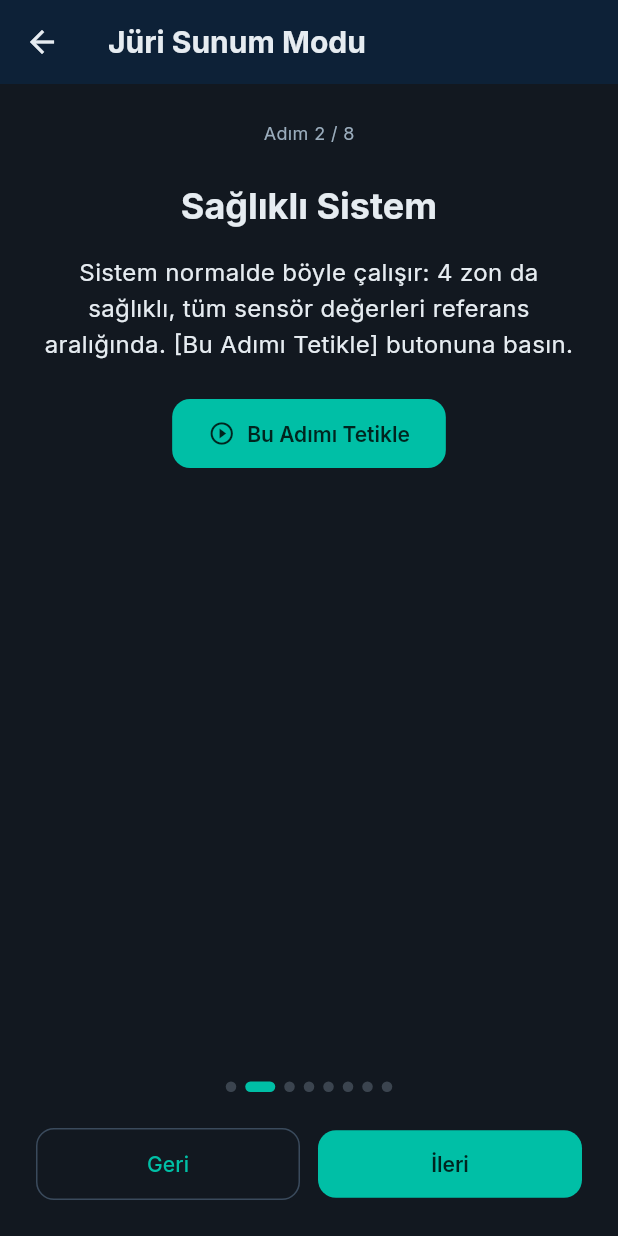
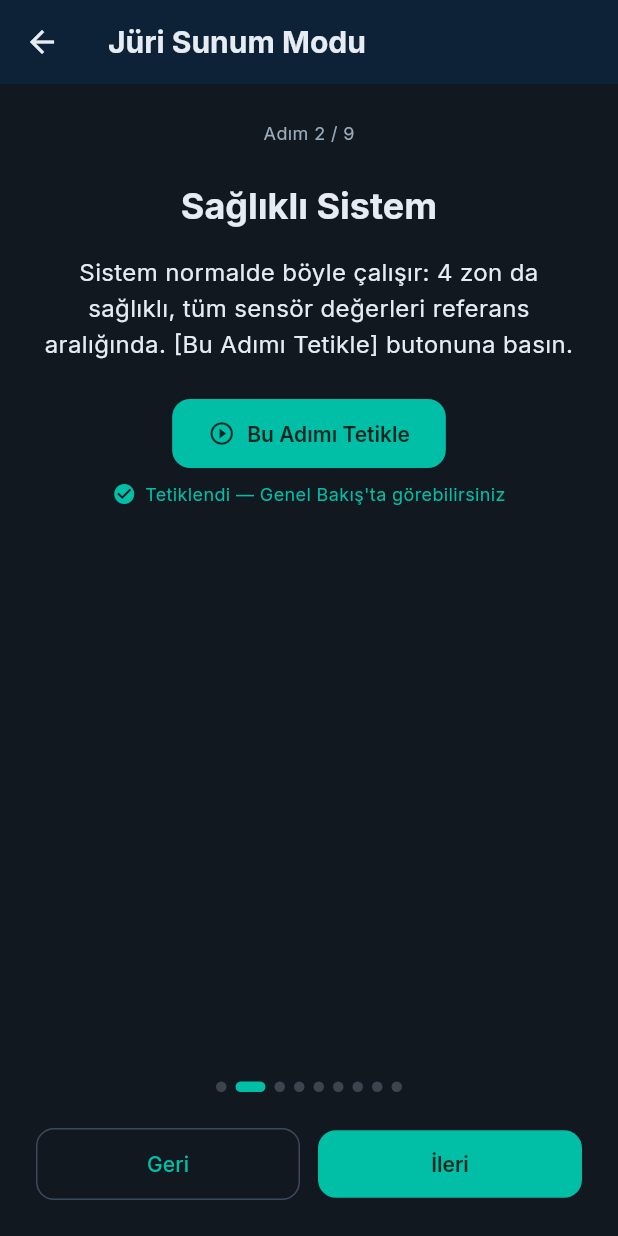
Before and after one commit to beyzanuryavuztr/aquaguard, a Flutter app: the JuriSunumEkrani screen opened directly, after a tap on "İleri", after a tap on "Bu Adımı Tetikle", on a phone screen of 412 x 824 dp. Run offline on Flutter 3.47's test engine with Material 3 defaults, Android fonts, the phone set to English and light mode, and no system bars; our stand-ins replace connectivity_plus, drift, drift_flutter, fl_chart, flutter_local_notifications, flutter_map and 9 more; missing offline and left inert: dart:html, mqtt_client; accounts and stored records are empty; generated files the repository leaves out were written again; statements that could not run were skipped.

Commit message:
fix(mobil): Juri Sunum Modu'nda tetikleme butonu geri bildirim vermiyordu
Bu ekranda canli bildirim SnackBar'i BILEREK bastiriliyor (Geri/Ileri
butonlarinin ustune binmesin diye), bu yuzden "Bu Adimi Tetikle"
basildiginda ekranda HICBIR gorsel degisiklik olmuyordu -- buton
calisiyordu ama sunucuya "hicbir sey olmuyor" hissi veriyordu. Artik
butonun altinda "Tetiklendi" onayi goruniyor.

Ayrica sunum senaryosuna eksik olan bir adim eklendi: Uzaktan Sulama/
Besin Takviyesi/Hava Durumu Onerisi (Faz 1-4) hic sunum akisinda yer
almiyordu -- Mutex Kilidi ile Rapor ve Analiz adimlari arasina "Uzaktan/
Manuel Kontrol" adimi eklendi.

Co-Authored-By: Claude Sonnet 5 <noreply@anthropic.com>

```diff
--- a/aquaguard_mobile/lib/models/sunum_adimi.dart
+++ b/aquaguard_mobile/lib/models/sunum_adimi.dart
@@ -74,6 +74,17 @@ const List<SunumAdimi> sunumAdimlari = [
     opsiyonelDemoSenaryosu: DemoSenaryosu.mutexKilidi,
   ),
   SunumAdimi(
+    baslik: 'Uzaktan/Manuel Kontrol',
+    konusmaMetni:
+        'AquaGuard sadece otonom teşhis yapmaz, operatöre manuel kontrol '
+        'de sunar. Şimdi Genel Bakış\'ın sağ üstündeki "⋮" menüsünden '
+        'Uzaktan Sulama\'ya geçin — bir çiftlik ve zon seçip süre girerek '
+        'sulamayı tek dokunuşla başlatabilirsiniz; çiftliğin GPS konumu '
+        'varsa hava durumuna göre basit bir sulama önerisi de görünür. '
+        'Aynı menüden Besin Takviyesi\'ne geçip sıvı/toz dozlamayı da '
+        'gösterebilirsiniz.',
+  ),
+  SunumAdimi(
     baslik: 'Rapor ve Analiz',
     konusmaMetni:
         'Şimdi Tedavi Geçmişi sekmesine geçip, tıkanma türü dağılımını, '
--- a/aquaguard_mobile/lib/screens/juri_sunum_ekrani.dart
+++ b/aquaguard_mobile/lib/screens/juri_sunum_ekrani.dart
@@ -40,6 +40,11 @@ class JuriSunumEkrani extends StatefulWidget {
 
 class _JuriSunumEkraniState extends State<JuriSunumEkrani> {
   int _adimIndeksi = 0;
+  // Bu ekranda YENI SnackBar gösterilmiyor (bkz. dosya başı notu) — bu
+  // yüzden butona basıldığında ekranda HİÇBİR görsel değişiklik olmazdı,
+  // sunucuya "hiçbir şey olmadı" hissi verirdi. Tetiklenen adımları burada
+  // tutup buton altında kısa bir onay metni gösteriyoruz.
+  final Set<int> _tetiklenenAdimlar = {};
 
   @override
   void initState() {
@@ -108,14 +113,47 @@ class _JuriSunumEkraniState extends State<JuriSunumEkrani> {
                         if (adim.opsiyonelDemoSenaryosu != null) ...[
                           const SizedBox(height: 24),
                           FilledButton.icon(
-                            onPressed: () => context
-                                .read<CihazIletisimProvider>()
-                                .demoSenaryosuTetikle(
-                                  adim.opsiyonelDemoSenaryosu!,
-                                ),
+                            onPressed: () {
+                              context
+                                  .read<CihazIletisimProvider>()
+                                  .demoSenaryosuTetikle(
+                                    adim.opsiyonelDemoSenaryosu!,
+                                  );
+                              setState(
+                                () => _tetiklenenAdimlar.add(_adimIndeksi),
+                              );
+                            },
                             icon: const Icon(Icons.play_circle_outline),
                             label: const Text('Bu Adımı Tetikle'),
                           ),
+                          if (_tetiklenenAdimlar.contains(_adimIndeksi)) ...[
+                            const SizedBox(height: 8),
+                            Row(
+                              mainAxisAlignment: MainAxisAlignment.center,
+                              mainAxisSize: MainAxisSize.min,
+                              children: [
+                                Icon(
+                                  Icons.check_circle,
+                                  size: 16,
+                                  color: Theme.of(context).colorScheme.primary,
+                                ),
+                                const SizedBox(width: 6),
+                                Flexible(
+                                  child: Text(
+                                    'Tetiklendi — Genel Bakış\'ta görebilirsiniz',
+                                    textAlign: TextAlign.center,
+                                    overflow: TextOverflow.ellipsis,
+                                    style: TextStyle(
+                                      fontSize: 12,
+                                      color: Theme.of(
+                                        context,
+                                      ).colorScheme.primary,
+                                    ),
+                                  ),
+                                ),
+                              ],
+                            ),
+                          ],
                         ],
                       ],
                     ),
```
Also changed, not shown: 1 other file.
